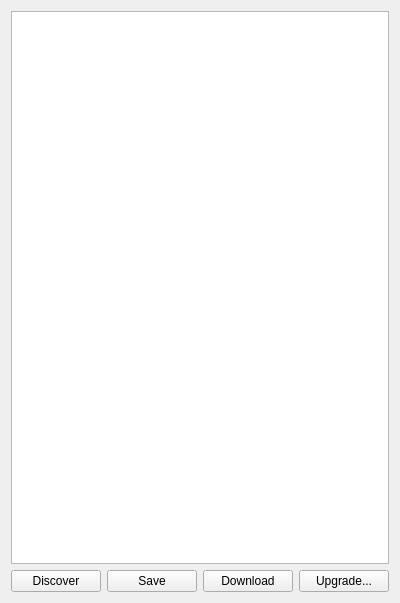
Before: the Qt Designer form iTmsGui/irdmview.ui in fzlgejiao/PTMS, drawn with Qt 5.
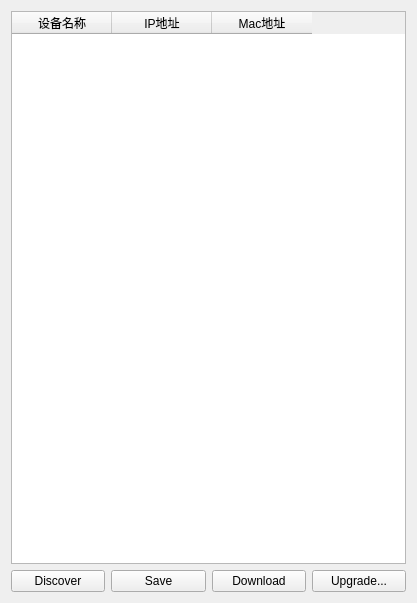
After: the same form once the commit is applied.

Patch:
```diff
--- a/iTmsGui/irdmview.ui
+++ b/iTmsGui/irdmview.ui
@@ -6,7 +6,7 @@
    <rect>
     <x>0</x>
     <y>0</y>
-    <width>400</width>
+    <width>417</width>
     <height>603</height>
    </rect>
   </property>
@@ -21,7 +21,32 @@
   </property>
   <layout class="QVBoxLayout" name="verticalLayout">
    <item>
-    <widget class="QTableView" name="tableView"/>
+    <widget class="QTableWidget" name="tableWidget">
+     <property name="selectionMode">
+      <enum>QAbstractItemView::SingleSelection</enum>
+     </property>
+     <property name="selectionBehavior">
+      <enum>QAbstractItemView::SelectRows</enum>
+     </property>
+     <attribute name="verticalHeaderVisible">
+      <bool>true</bool>
+     </attribute>
+     <column>
+      <property name="text">
+       <string>设备名称</string>
+      </property>
+     </column>
+     <column>
+      <property name="text">
+       <string>IP地址</string>
+      </property>
+     </column>
+     <column>
+      <property name="text">
+       <string>Mac地址</string>
+      </property>
+     </column>
+    </widget>
    </item>
    <item>
     <layout class="QGridLayout" name="gridLayout">
```
